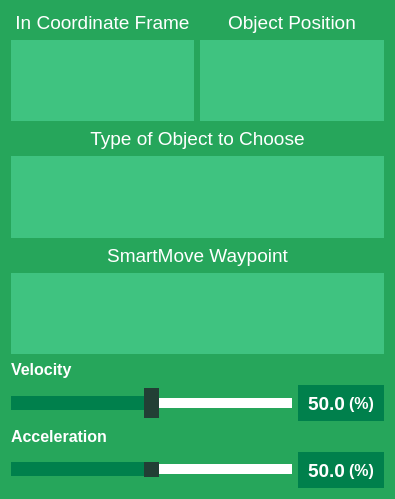
Old version of the form costar_instructor/instructor_plugins/ui/action_smartmove.ui in the repository cpaxton/costar_stack.
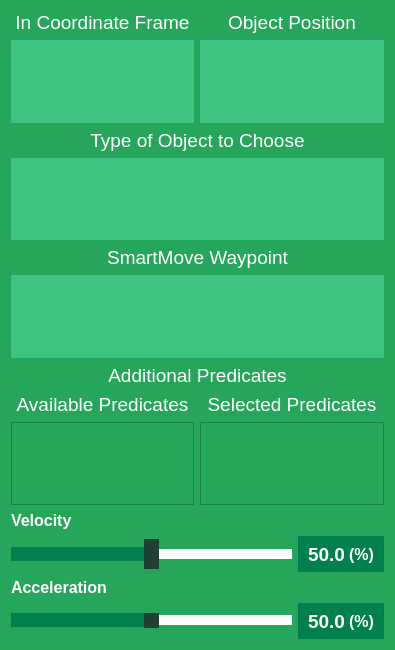
New version of the form.

Commit message: Add ability to put additional predicates on smartmove

Patch:
```diff
--- a/costar_instructor/instructor_plugins/ui/action_smartmove.ui
+++ b/costar_instructor/instructor_plugins/ui/action_smartmove.ui
@@ -7,7 +7,7 @@
     <x>0</x>
     <y>0</y>
     <width>395</width>
-    <height>499</height>
+    <height>650</height>
    </rect>
   </property>
   <property name="minimumSize">
@@ -221,6 +221,84 @@
      </property>
     </widget>
    </item>
+   <item>
+    <layout class="QVBoxLayout" name="verticalLayout_5">
+     <item>
+      <widget class="QLabel" name="label_9">
+       <property name="font">
+        <font>
+         <pointsize>14</pointsize>
+        </font>
+       </property>
+       <property name="text">
+        <string>Additional Predicates</string>
+       </property>
+       <property name="alignment">
+        <set>Qt::AlignCenter</set>
+       </property>
+      </widget>
+     </item>
+     <item>
+      <layout class="QHBoxLayout" name="horizontalLayout_4">
+       <item>
+        <layout class="QVBoxLayout" name="verticalLayout_6">
+         <item>
+          <widget class="QLabel" name="label_13">
+           <property name="minimumSize">
+            <size>
+             <width>0</width>
+             <height>0</height>
+            </size>
+           </property>
+           <property name="font">
+            <font>
+             <pointsize>14</pointsize>
+             <weight>50</weight>
+             <bold>false</bold>
+            </font>
+           </property>
+           <property name="styleSheet">
+            <string notr="true">color:#ffffff</string>
+           </property>
+           <property name="text">
+            <string>Available Predicates</string>
+           </property>
+           <property name="alignment">
+            <set>Qt::AlignCenter</set>
+           </property>
+          </widget>
+         </item>
+         <item>
+          <widget class="QListWidget" name="available_pred_list"/>
+         </item>
+        </layout>
+       </item>
+       <item>
+        <layout class="QVBoxLayout" name="verticalLayout_7">
+         <item>
+          <widget class="QLabel" name="label_7">
+           <property name="font">
+            <font>
+             <pointsize>14</pointsize>
+            </font>
+           </property>
+           <property name="text">
+            <string>Selected Predicates</string>
+           </property>
+           <property name="alignment">
+            <set>Qt::AlignCenter</set>
+           </property>
+          </widget>
+         </item>
+         <item>
+          <widget class="QListWidget" name="selected_pred_list"/>
+         </item>
+        </layout>
+       </item>
+      </layout>
+     </item>
+    </layout>
+   </item>
    <item>
     <widget class="QLabel" name="label_2">
      <property name="font">
```
The commit also changes 4 other files.
